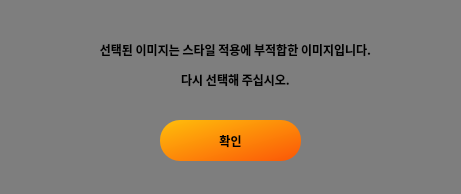
Above: error1.ui from ymkim97/Capstone-UI before the change. Below: the same form after it.
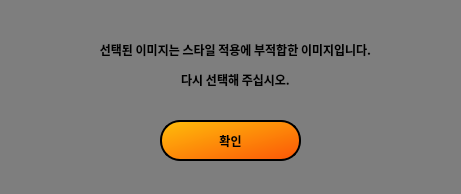
That is the form after the change. Icons and pictures are not drawn.

Diff of the .ui file:
```diff
--- a/error1.ui
+++ b/error1.ui
@@ -38,6 +38,9 @@
 
 	background-color: qlineargradient(spread:pad, x1:0, y1:0, x2:1, y2:1, stop:0 rgba(255, 190, 11, 255), stop:1 rgba(251, 86, 7, 255));
 	border-radius: 20px;
+	border-style: solid;
+	border-width: 1.5px;
+	border-color: black;
 }
  QPushButton:pressed {
      background-color: rgb(255, 168, 96)
```
